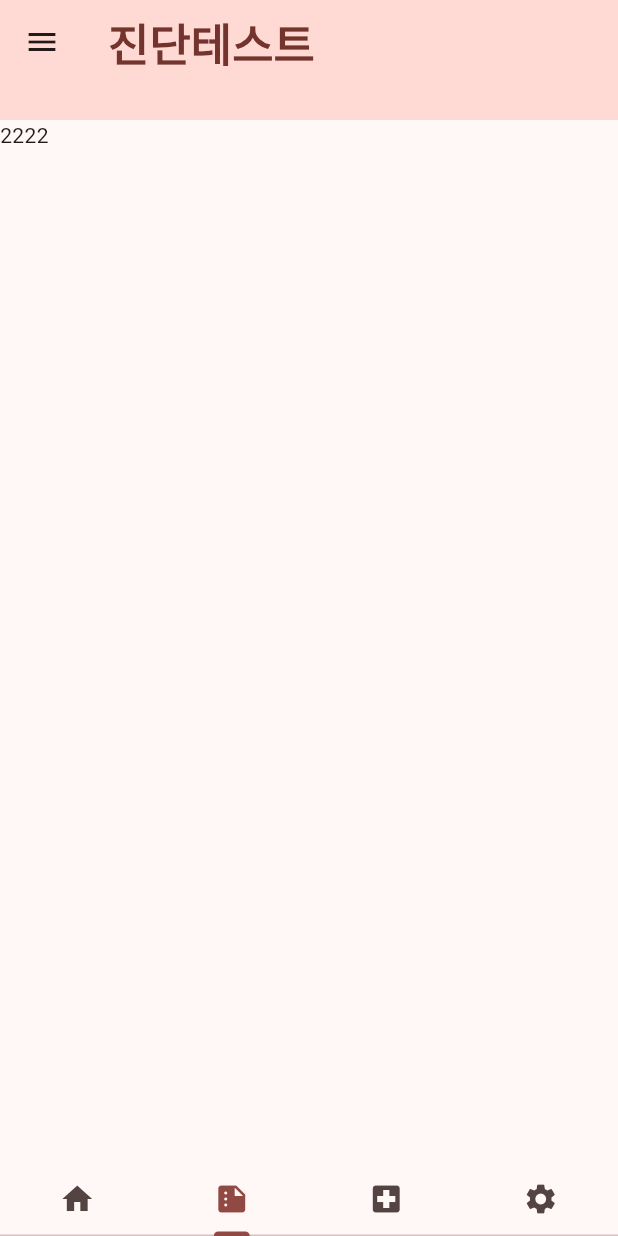
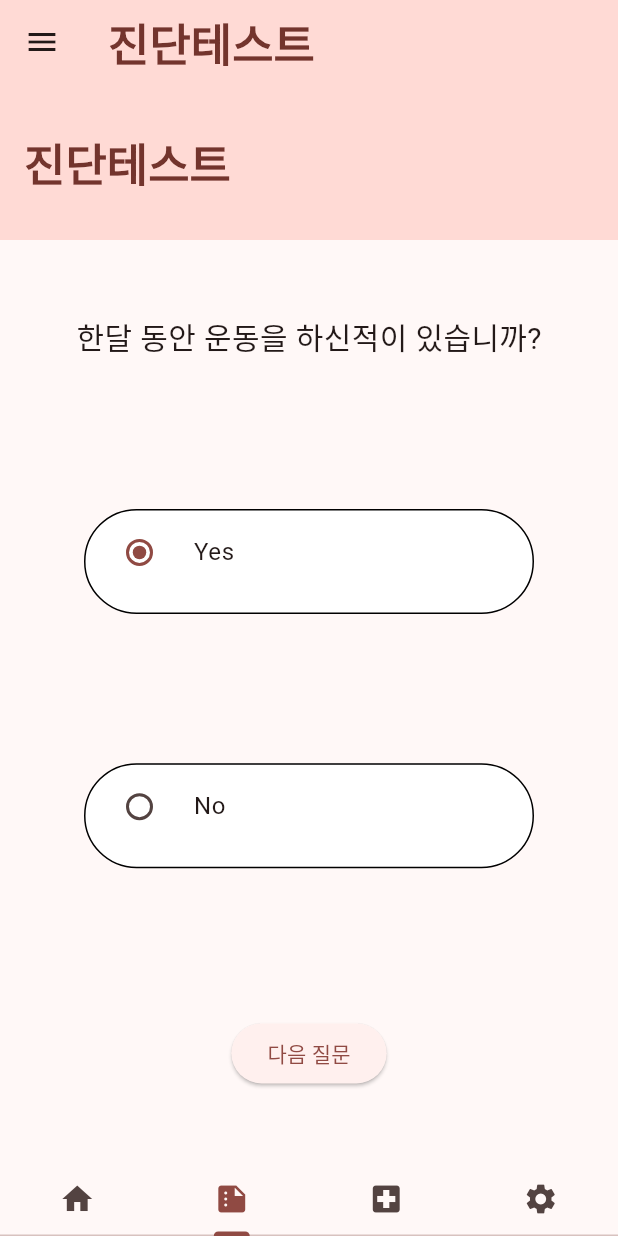
Before and after one commit to likewoody/DJ-App, a Flutter app: the Tabbar screen opened directly, item 2 of the bottom bar chosen, on a phone screen of 412 x 824 dp. Run offline on Flutter 3.47's test engine with Material 3 defaults, Android fonts, the phone set to English and light mode, and no system bars; our stand-ins replace cloud_firestore, firebase_core, get, google_maps_flutter, syncfusion_flutter_gauges; accounts and stored records are empty; statements that could not run were skipped.

Commit message:
2024-04-19 진단테스트 페이지 firebase 넣기 완료

```diff
--- /dev/null
+++ b/dj_app/lib/view/daignosis_page/diagnosis_test_firstpage.dart
@@ -0,0 +1,76 @@
+import 'package:dj_app/component/appbar.dart';
+import 'package:dj_app/view/daignosis_page/diagnosis_test_secondpage.dart';
+import 'package:dj_app/vm/vm_diagnosis.dart';
+import 'package:flutter/material.dart';
+import 'package:get/get.dart';
+import 'package:provider/provider.dart';
+
+class DiagnosisTestFirstPage extends StatelessWidget {
+  const DiagnosisTestFirstPage({super.key});
+
+  @override
+  Widget build(BuildContext context) {
+    return Scaffold(
+      appBar: AppBarComponent(appBarTitle: "진단테스트"),
+      body: ChangeNotifierProvider(
+        create: (context) => VMDiagnosisTest(),
+        builder: (context, child) {
+          final vmSelectedValue = Provider.of<VMDiagnosisTest>(context);
+          return Center(
+            child: Column(
+              mainAxisAlignment: MainAxisAlignment.spaceAround,
+              children: [
+                const Text(
+                  '한달 동안 운동을 하신적이 있습니까?',
+                  style: TextStyle(fontSize: 20),
+                ),
+                Container(
+                  width: 300,
+                  height: 70,
+                decoration: BoxDecoration(
+                  color: Colors.white,
+                  borderRadius: BorderRadius.circular(35),
+                  border: Border.all(color: Colors.black)
+                ),
+                  child: RadioListTile(
+                    title: const Text('Yes'),
+                    value: 1,
+                    groupValue: vmSelectedValue.exerciseradioVlaue,
+                    onChanged: (value) {
+                      vmSelectedValue.radioChange(value);
+                    },
+                  ),
+                ),
+                Container(
+                  width: 300,
+                  height: 70,
+                decoration: BoxDecoration(
+                  color: Colors.white,
+                  borderRadius: BorderRadius.circular(35),
+                  border: Border.all(color: Colors.black)
+                ),
+                  child: RadioListTile(
+                    title: const Text('No'),
+                    value: 0,
+                    groupValue: vmSelectedValue.exerciseradioVlaue,
+                    onChanged: (value) {
+                      vmSelectedValue.radioChange(value);
+                    },
+                    selectedTileColor: Colors.transparent
+                  ),
+                ),
+                ElevatedButton(
+                    onPressed: () {
+                      Get.to(DiagnosisTestSecondPage(
+                          vmSelectedValue: vmSelectedValue,
+                          exValue: vmSelectedValue.exerciseradioVlaue));
+                    },
+                    child: const Text('다음 질문')),
+              ],
+            ),
+          );
+        },
+      ),
+    );
+  }
+}//end
--- a/dj_app/lib/view/main_view_page.dart
+++ b/dj_app/lib/view/main_view_page/main_view_page.dart
@@ -1,5 +1,7 @@
 
+import 'package:dj_app/view/daignosis_page/diagnosis_test_firstpage.dart';
 import 'package:flutter/material.dart';
+import 'package:get/get.dart';
 
 class MainViewPage extends StatelessWidget {
   const MainViewPage({super.key});
@@ -42,7 +44,7 @@ class MainViewPage extends StatelessWidget {
                 foregroundColor: Theme.of(context).colorScheme.primary
               ),
               onPressed: () {
-                //
+                Get.to(DiagnosisTestFirstPage());
               },
               icon: const Icon(Icons.add),
               label: const Text('테스트 하러 가기')
--- a/dj_app/lib/view/tabbar.dart
+++ b/dj_app/lib/view/tabbar.dart
@@ -1,5 +1,6 @@
 import 'package:dj_app/component/drawer.dart';
-import 'package:dj_app/view/main_view_page.dart';
+import 'package:dj_app/view/daignosis_page/diagnosis_test_firstpage.dart';
+import 'package:dj_app/view/main_view_page/main_view_page.dart';
 import 'package:flutter/material.dart';
 
 import '../component/appbar.dart';
@@ -46,7 +47,7 @@ class _TabbarState extends State<Tabbar> with SingleTickerProviderStateMixin {
           controller: tabController,
           children: [
             MainViewPage(),
-            Text('2222'),
+            DiagnosisTestFirstPage(),
             HospitalMap(),
             SettingPage(),
           ],
--- /dev/null
+++ b/dj_app/lib/vm/vm_diagnosis.dart
@@ -0,0 +1,24 @@
+import 'package:flutter/material.dart';
+
+class VMDiagnosisTest extends ChangeNotifier{
+  int exerciseradioVlaue = 1;
+  int smokerradioVlaue = 1;
+
+
+  radioChange(value){
+    exerciseradioVlaue = value;
+    notifyListeners();
+
+  }
+
+
+
+  smokerRadioChange(smokerValue){
+    smokerradioVlaue = smokerValue;
+    notifyListeners();
+  }
+
+
+
+
+}
--- a/dj_app/lib/vm/vm_provider.dart
+++ /dev/null
@@ -1,5 +0,0 @@
-import 'package:flutter/material.dart';
-
-class VMprovider extends ChangeNotifier{
-
-}
--- a/dj_app/pubspec.yaml
+++ b/dj_app/pubspec.yaml
@@ -67,6 +67,9 @@ dependencies:
   # API Key 관리
   flutter_config: ^2.0.2
 
+  #
+  shared_preferences: ^2.2.2
+
 dev_dependencies:
   flutter_test:
     sdk: flutter
```
Also changed, not shown: dj_app/lib/main.dart (+11 -12 lines), dj_app/lib/view/daignosis_page/diagnosis_result_page.dart (added, +81 -0 lines), dj_app/lib/view/daignosis_page/diagnosis_test_secondpage.dart (added, +74 -0 lines), dj_app/lib/view/diagnosis_result_page.dart (deleted, +0 -10 lines), dj_app/lib/view/diagnosis_test_page.dart (deleted, +0 -24 lines), dj_app/lib/vm/vm_diagnosis_insert.dart (added, +32 -0 lines), dj_app/lib/vm/vm_main_provider.dart (added, +7 -0 lines), dj_app/pubspec.lock, 2 other files.
